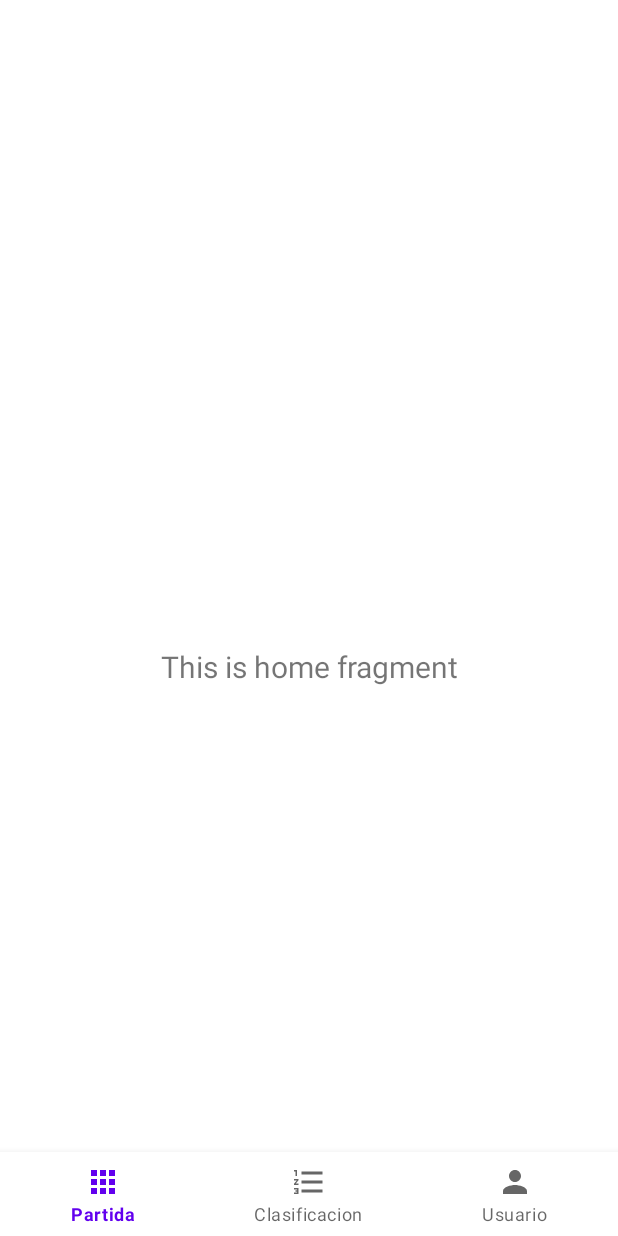
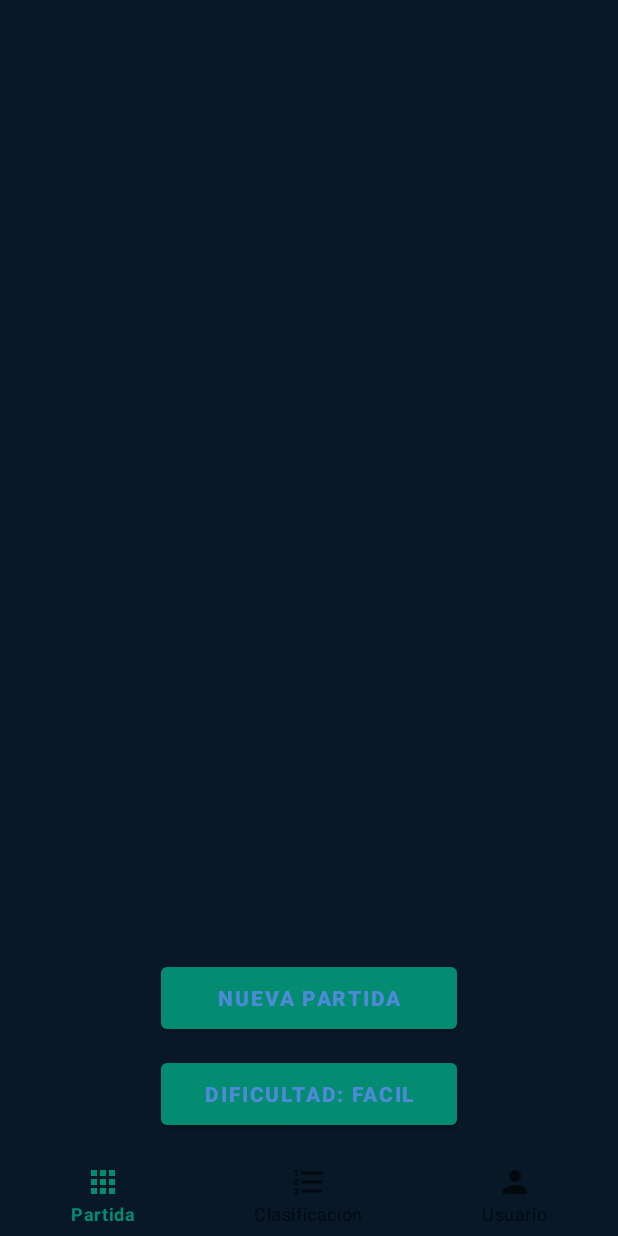
Before and after one commit to Jabuedia/AppRiddle, an Android app: the HomeFragment screen opened directly, with no data from a screen before it, on a phone screen of 412 x 824 dp. Run offline under Robolectric (Android 15) with nearby library versions, the phone set to English and light mode, and no system bars; our stand-ins replace navigation-ui.

Commit message:
Animaciones Splahs y paleta de colores.JB

```diff
--- a/app/src/main/AndroidManifest.xml
+++ b/app/src/main/AndroidManifest.xml
@@ -11,6 +11,7 @@
         android:roundIcon="@mipmap/ic_launcher_round"
         android:supportsRtl="true"
         android:theme="@style/Theme.AppRiddle"
+
         tools:targetApi="31">
         <activity
             android:name=".SudokuActivity"
--- a/app/src/main/java/com/example/appriddle/ui/home/HomeFragment.java
+++ b/app/src/main/java/com/example/appriddle/ui/home/HomeFragment.java
@@ -1,31 +1,66 @@
 package com.example.appriddle.ui.home;
 
+import android.content.Intent;
 import android.os.Bundle;
 import android.view.LayoutInflater;
 import android.view.View;
 import android.view.ViewGroup;
-import android.widget.TextView;
+import android.widget.Button;
+
 
 import androidx.annotation.NonNull;
 import androidx.fragment.app.Fragment;
-import androidx.lifecycle.ViewModelProvider;
 
+
+import com.example.appriddle.MainActivity;
+import com.example.appriddle.R;
+
+import com.example.appriddle.SplashActivity;
+import com.example.appriddle.SudokuActivity;
 import com.example.appriddle.databinding.FragmentHomeBinding;
 
 public class HomeFragment extends Fragment {
 
     private FragmentHomeBinding binding;
-
+    Button btnDificultad;
+    Button btnPartida;
+    int ctn =0;
     public View onCreateView(@NonNull LayoutInflater inflater,
                              ViewGroup container, Bundle savedInstanceState) {
-        HomeViewModel homeViewModel =
-                new ViewModelProvider(this).get(HomeViewModel.class);
+
 
         binding = FragmentHomeBinding.inflate(inflater, container, false);
         View root = binding.getRoot();
 
-        final TextView textView = binding.textHome;
-        homeViewModel.getText().observe(getViewLifecycleOwner(), textView::setText);
+        btnDificultad = root.findViewById(R.id.btnDificultad);
+        btnDificultad.setOnClickListener(new View.OnClickListener() {
+            @Override
+            public void onClick(View view) {
+
+                if(ctn==0){
+                    btnDificultad.setText(R.string.dificultadMedia);
+                    ctn+=1;
+                }else if(ctn==1){
+                    btnDificultad.setText(R.string.dificultadExperto);
+                    ctn+=1;
+                }else if(ctn==2){
+                    btnDificultad.setText(R.string.dificultadDios);
+                    ctn+=1;
+                }else if(ctn==3){
+                    btnDificultad.setText(R.string.dificultadFacil);
+                    ctn=0;
+                }
+            }
+
+        });
+
+        btnPartida= root.findViewById(R.id.btnPartida);
+        btnPartida.setOnClickListener(new View.OnClickListener() {
+            @Override
+            public void onClick(View view) {
+
+            }
+        });
         return root;
     }
 
--- a/app/src/main/res/layout/activity_main.xml
+++ b/app/src/main/res/layout/activity_main.xml
@@ -4,15 +4,14 @@
     android:id="@+id/container"
     android:layout_width="match_parent"
     android:layout_height="match_parent"
+    android:background="@color/azulFondoRubik"
     android:paddingTop="?attr/actionBarSize">
 
     <com.google.android.material.bottomnavigation.BottomNavigationView
         android:id="@+id/nav_view"
         android:layout_width="0dp"
         android:layout_height="wrap_content"
-        android:layout_marginStart="0dp"
-        android:layout_marginEnd="0dp"
-        android:background="?android:attr/windowBackground"
+        android:background="@color/azulFondoRubik"
         app:layout_constraintBottom_toBottomOf="parent"
         app:layout_constraintLeft_toLeftOf="parent"
         app:layout_constraintRight_toRightOf="parent"
@@ -23,6 +22,7 @@
         android:name="androidx.navigation.fragment.NavHostFragment"
         android:layout_width="match_parent"
         android:layout_height="match_parent"
+
         app:defaultNavHost="true"
         app:layout_constraintBottom_toTopOf="@id/nav_view"
         app:layout_constraintLeft_toLeftOf="parent"
--- a/app/src/main/res/layout/fragment_home.xml
+++ b/app/src/main/res/layout/fragment_home.xml
@@ -4,20 +4,30 @@
     xmlns:tools="http://schemas.android.com/tools"
     android:layout_width="match_parent"
     android:layout_height="match_parent"
+    android:background="@color/azulFondoRubik"
     tools:context=".ui.home.HomeFragment">
 
-    <TextView
-        android:id="@+id/text_home"
-        android:layout_width="match_parent"
-        android:layout_height="wrap_content"
-        android:layout_marginStart="8dp"
-        android:layout_marginTop="8dp"
-        android:layout_marginEnd="8dp"
-
+    <Button
+        android:id="@+id/btnDificultad"
+        android:layout_width="197dp"
+        android:layout_height="53dp"
+        android:layout_marginBottom="68dp"
+        android:text="@string/dificultadFacil"
         android:textAlignment="center"
-        android:textSize="20sp"
+        android:textStyle="bold"
         app:layout_constraintBottom_toBottomOf="parent"
         app:layout_constraintEnd_toEndOf="parent"
-        app:layout_constraintStart_toStartOf="parent"
-        app:layout_constraintTop_toTopOf="parent" />
+        app:layout_constraintStart_toStartOf="parent" />
+
+    <Button
+        android:id="@+id/btnPartida"
+        android:layout_width="197dp"
+        android:layout_height="53dp"
+        android:layout_marginBottom="132dp"
+        android:text="@string/nuevaPartida"
+        android:textAlignment="center"
+        android:textStyle="bold"
+        app:layout_constraintBottom_toBottomOf="parent"
+        app:layout_constraintEnd_toEndOf="parent"
+        app:layout_constraintStart_toStartOf="parent" />
 </androidx.constraintlayout.widget.ConstraintLayout>
--- a/app/src/main/res/values/colors.xml
+++ b/app/src/main/res/values/colors.xml
@@ -7,4 +7,12 @@
     <color name="teal_700">#FF018786</color>
     <color name="black">#FF000000</color>
     <color name="white">#FFFFFFFF</color>
+
+    <!-- Colores personalizados imagen rubik -->
+    <color name="azulFondoRubik">#081826</color>
+    <color name="azulRubik">#4E8AD9</color>
+    <color name="verdeRubik">#048C73</color>
+    <color name="doradoRubik">#D9A13B</color>
+    <color name="rojoRubik">#BF4949</color>
+
 </resources>
--- a/app/src/main/res/values/strings.xml
+++ b/app/src/main/res/values/strings.xml
@@ -3,4 +3,14 @@
     <string name="title_home">Partida</string>
     <string name="title_dashboard">Clasificacion</string>
     <string name="title_notifications">Usuario</string>
+    <string name="de_grupo7">De \nGrupo 07</string>
+
+    <!--Botones-->
+    <string name="nuevaPartida">Nueva Partida</string>
+    <string name="reanudar">Reanudar Partida</string>
+    <string name="dificultadFacil">Dificultad: Facil</string>
+    <string name="dificultadMedia">Dificultad: Media</string>
+    <string name="dificultadExperto">Dificultad: Experto</string>
+    <string name="dificultadDios">Dificultad: Dios</string>
+
 </resources>
--- a/app/src/main/res/values/themes.xml
+++ b/app/src/main/res/values/themes.xml
@@ -2,13 +2,13 @@
     <!-- Base application theme. -->
     <style name="Theme.AppRiddle" parent="Theme.MaterialComponents.DayNight.DarkActionBar">
         <!-- Primary brand color. -->
-        <item name="colorPrimary">@color/purple_500</item>
-        <item name="colorPrimaryVariant">@color/purple_700</item>
-        <item name="colorOnPrimary">@color/white</item>
+        <item name="colorPrimary">@color/verdeRubik</item>
+        <item name="colorPrimaryVariant">@color/azulFondoRubik</item>
+        <item name="colorOnPrimary">@color/azulRubik</item>
         <!-- Secondary brand color. -->
         <item name="colorSecondary">@color/teal_200</item>
         <item name="colorSecondaryVariant">@color/teal_700</item>
-        <item name="colorOnSecondary">@color/black</item>
+        <item name="colorOnSecondary">@color/white</item>
         <!-- Status bar color. -->
         <item name="android:statusBarColor">?attr/colorPrimaryVariant</item>
         <!-- Customize your theme here. -->
```
Also changed, not shown: app/src/main/java/com/example/appriddle/SplashActivity.java (+19 -0 lines), app/src/main/res/anim/desplazamiento_abajo.xml (added, +11 -0 lines), app/src/main/res/anim/desplazamiento_arriba.xml (added, +12 -0 lines), app/src/main/res/layout/activity_splash.xml (+37 -3 lines), 1 other file.
